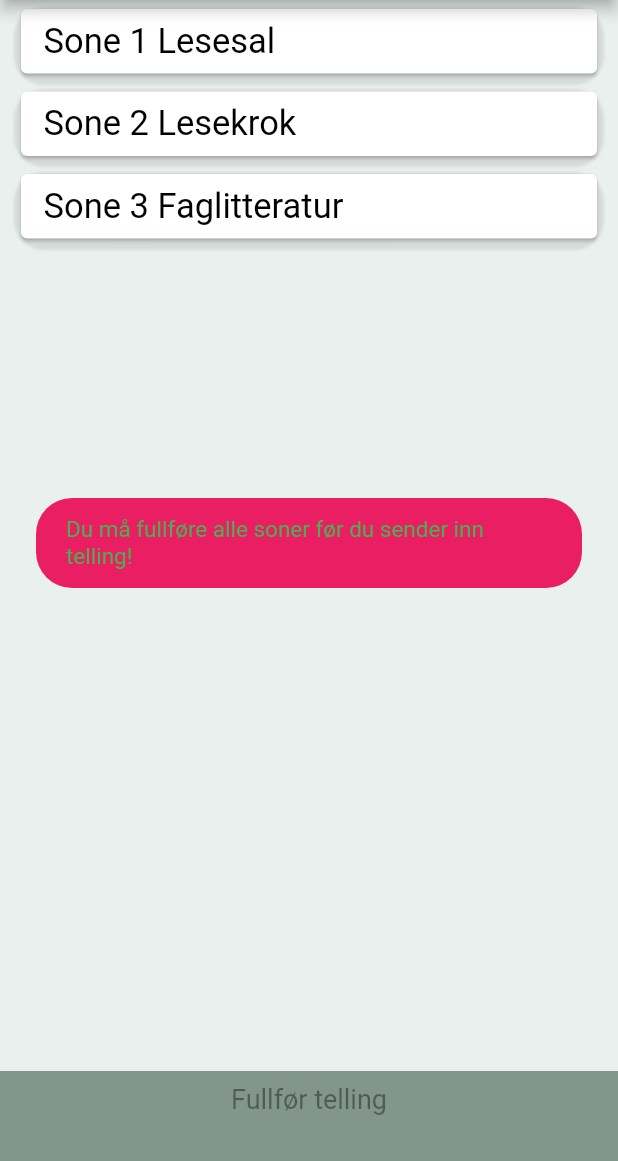
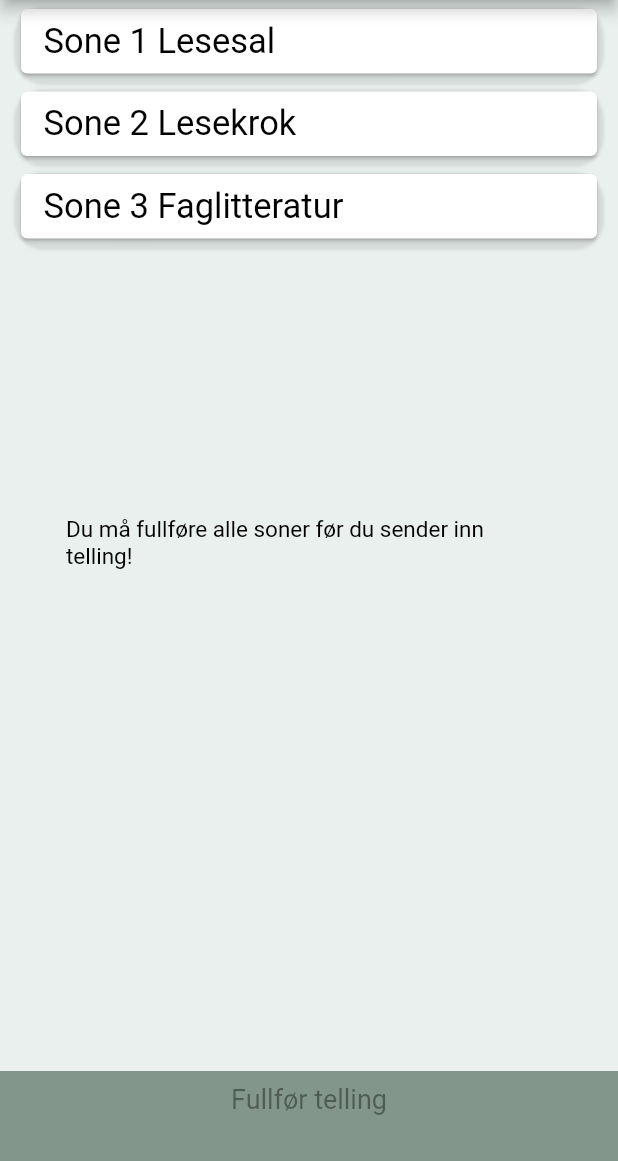
Before and after one commit to zaktaw/DATA3900-Bacheloroppgave, a Flutter app: the Zone screen opened directly with empty values, after a tap on "Fullfør telling", on a phone screen of 412 x 824 dp, the part 75-1236 px from its top. Run offline on Flutter 3.47's test engine with Material 2 defaults, Android fonts, the phone set to English and light mode, and no system bars; our stand-ins replace fluttertoast, hive, hive_flutter; accounts and stored records are empty.

Commit message:
Update toast color

```diff
--- a/lib/resources/app_theme.dart
+++ b/lib/resources/app_theme.dart
@@ -118,6 +118,6 @@ final SHADOW_ZONELIST_BTN =
 
 //toast
 
-const Color TOAST_BACKGROUND_COLOR = Colors.pink;
-const Color TOAST_TEXT_COLOR = Colors.green;
+const Color TOAST_BACKGROUND_COLOR = Color.fromARGB(255, 233, 240, 237);
+const Color TOAST_TEXT_COLOR = Colors.black;
 const double TOAST_FONT_SIZE = 15;
```
